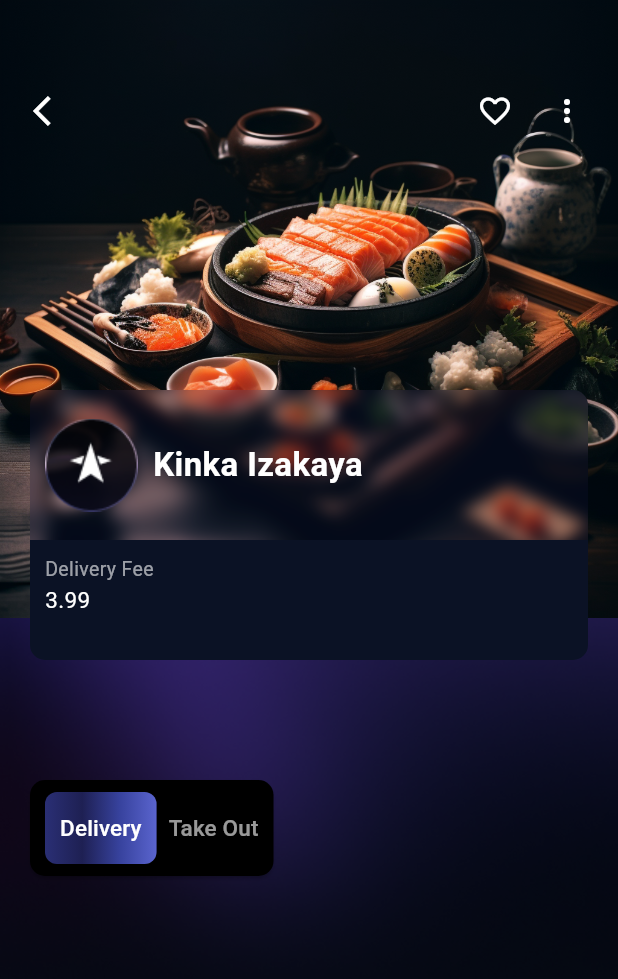
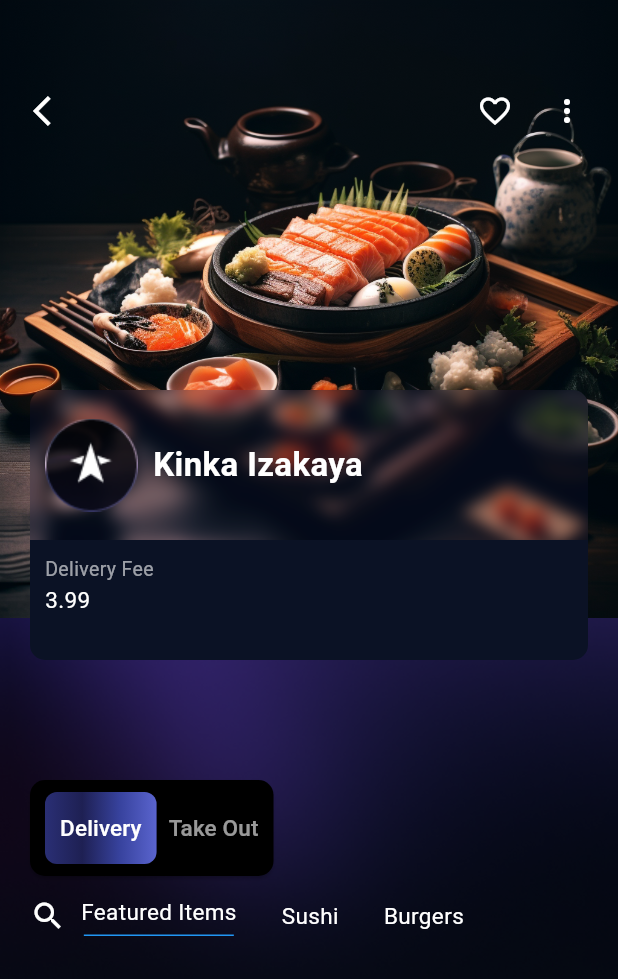
Before and after one commit to adeenazara2002/Flutter-final-hackathon, a Flutter app: the screen it shows after launch, on a phone screen of 412 x 824 dp. Shown: the top 979 px of the screen. Run offline on Flutter 3.47's test engine with Material 3 defaults, Android fonts, the phone set to English and light mode, and no system bars.

Commit message:
Restaurant Screen

```diff
--- a/lib/Screens/Restaurant/restaurant.dart
+++ b/lib/Screens/Restaurant/restaurant.dart
@@ -8,6 +8,14 @@
 
 class _RestaurantScreenState extends State<RestaurantScreen> {
   @override
+  int _selectedIndex = 0; // To track the selected item
+
+  void _onItemTap(int index) {
+    setState(() {
+      _selectedIndex = index;
+    });
+  }
+
   Widget build(BuildContext context) {
     return Scaffold(
       body: Container(
@@ -147,7 +155,6 @@
             Positioned(
               bottom: 240,
               left: 20,
-              // right: 20,
               child: Align(
                 child: ElevatedButton(
                   onPressed: () {},
@@ -208,9 +215,54 @@
                 ),
               ),
             ),
+
+            Positioned(
+              bottom: 200,
+              left: 20,
+              right: 20,
+              child: Row(
+                mainAxisAlignment: MainAxisAlignment.start,
+                children: [
+                  Icon(Icons.search, color: Colors.white),
+                  SizedBox(width: 10),
+                  _buildSelectableText("Featured Items", 0),
+                  SizedBox(width: 30),
+                  _buildSelectableText("Sushi", 1),
+                  SizedBox(width: 30),
+                  _buildSelectableText("Burgers", 2),
+                ],
+              ),
+            )
           ],
         ),
       ),
     );
   }
+
+  // Helper widget to create selectable text items
+  Widget _buildSelectableText(String text, int index) {
+    return GestureDetector(
+      onTap: () => _onItemTap(index),
+      child: Column(
+        mainAxisSize: MainAxisSize.min,
+        children: [
+          Text(
+            text,
+            style: TextStyle(
+              fontSize: 15,
+              color: _selectedIndex == index ? Colors.white : Colors.white,
+              fontWeight: FontWeight.w400,
+            ),
+          ),
+          if (_selectedIndex == index)
+            Container(
+              height: 1,
+              width: 100,
+              color: Colors.blue,
+              margin: EdgeInsets.only(top: 5),
+            ),
+        ],
+      ),
+    );
+  }
 }
```
